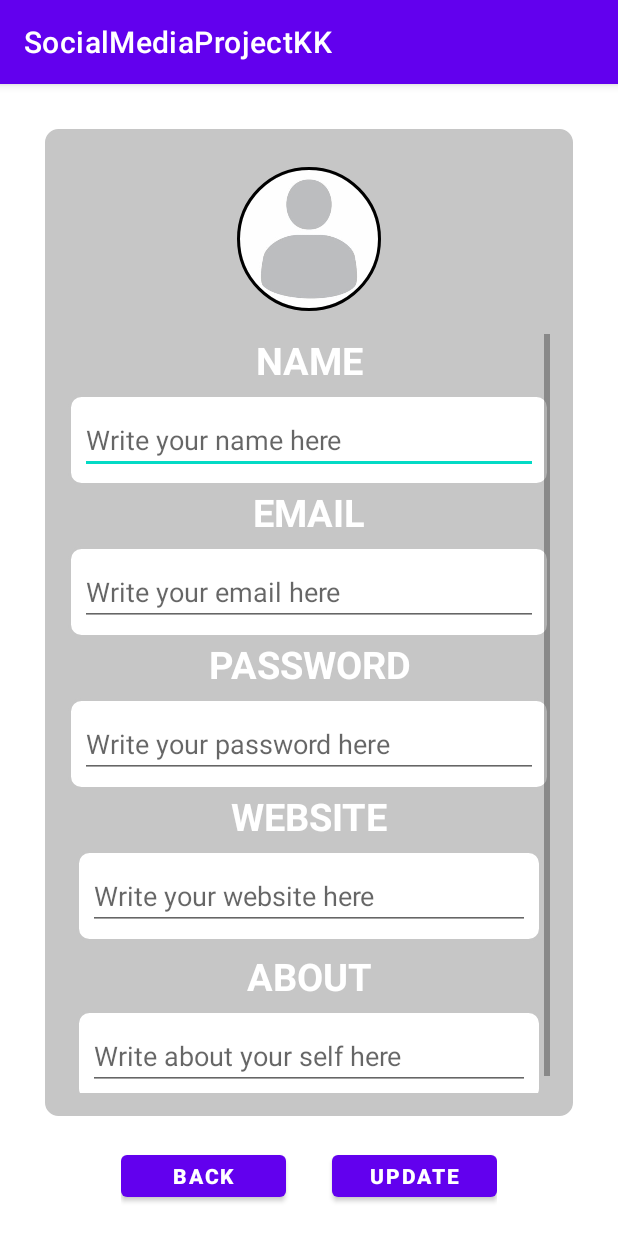
After one commit to Abdulrauof-AlArfaj/SocialMediaProjectKK, an Android app: the ProfileActivity screen opened directly, with no data from a screen before it, on a phone screen of 412 x 824 dp. The commit adds this screen. Run offline under Robolectric (Android 15) with nearby library versions, the phone set to English and light mode, and no system bars; our stand-ins replace CircleImageView.

Commit message:
creating (profile activity) class & xml
adding CircleImageView dependency in gradle

added confirm password and img url to signup

adding profile picture in drawable

```diff
--- a/app/build.gradle
+++ b/app/build.gradle
@@ -53,4 +53,7 @@ dependencies {
     implementation 'com.squareup.okhttp3:logging-interceptor:4.2.2'
 
 
+    //CircleImageView
+    implementation 'de.hdodenhof:circleimageview:3.1.0'
+
 }
--- /dev/null
+++ b/app/src/main/java/com/example/socialmediaprojectkk/ProfileActivity.kt
@@ -0,0 +1,11 @@
+package com.example.socialmediaprojectkk
+
+import androidx.appcompat.app.AppCompatActivity
+import android.os.Bundle
+
+class ProfileActivity : AppCompatActivity() {
+    override fun onCreate(savedInstanceState: Bundle?) {
+        super.onCreate(savedInstanceState)
+        setContentView(R.layout.activity_profile)
+    }
+}
--- /dev/null
+++ b/app/src/main/res/layout/activity_profile.xml
@@ -0,0 +1,236 @@
+<?xml version="1.0" encoding="utf-8"?>
+<androidx.constraintlayout.widget.ConstraintLayout xmlns:android="http://schemas.android.com/apk/res/android"
+    xmlns:app="http://schemas.android.com/apk/res-auto"
+    xmlns:tools="http://schemas.android.com/tools"
+    android:layout_width="match_parent"
+    android:layout_height="match_parent"
+    tools:context=".ProfileActivity">
+
+
+    <LinearLayout
+        android:id="@+id/signupLay"
+        android:layout_width="match_parent"
+        android:layout_height="0dp"
+        android:orientation="vertical"
+        android:gravity="center"
+        android:layout_marginTop="30dp"
+        android:layout_marginEnd="30dp"
+        android:layout_marginStart="30dp"
+        android:layout_marginBottom="20dp"
+        android:background="@drawable/layout_style"
+        android:padding="15dp"
+        app:layout_constraintStart_toStartOf="parent"
+        app:layout_constraintTop_toTopOf="parent"
+        app:layout_constraintBottom_toTopOf="@+id/btnLay"
+        app:layout_constraintEnd_toEndOf="parent">
+
+        <de.hdodenhof.circleimageview.CircleImageView
+            android:id="@+id/profileImage"
+            android:layout_width="96dp"
+            android:layout_height="96dp"
+            android:layout_marginBottom="10dp"
+            android:layout_marginTop="10dp"
+            android:src="@drawable/profile"
+            app:civ_border_width="2dp"
+            app:civ_border_color="@color/black"/>
+
+        <ScrollView
+            android:layout_width="match_parent"
+            android:layout_height="match_parent"
+            android:layout_marginTop="5dp"
+            >
+
+            <LinearLayout
+                android:layout_width="match_parent"
+                android:layout_height="wrap_content"
+                android:orientation="vertical"
+                >
+
+                <TextView
+                    android:id="@+id/nameTv"
+                    android:layout_width="match_parent"
+                    android:layout_height="wrap_content"
+                    android:text="NAME"
+                    android:textAlignment="center"
+                    android:textColor="@color/white"
+                    android:textSize="25dp"
+                    android:textStyle="bold" />
+
+                <LinearLayout
+                    android:id="@+id/nameLay"
+                    android:layout_width="match_parent"
+                    android:layout_height="wrap_content"
+                    android:layout_marginTop="5dp"
+                    android:background="@drawable/layout_style2"
+                    android:orientation="vertical">
+
+                    <EditText
+                        android:id="@+id/nameEt"
+                        android:layout_width="match_parent"
+                        android:layout_height="wrap_content"
+                        android:layout_margin="8dp"
+                        android:hint="Write your name here"
+                        />
+                </LinearLayout>
+
+                <TextView
+                    android:id="@+id/emailTv"
+                    android:layout_width="match_parent"
+                    android:layout_height="wrap_content"
+                    android:text="EMAIL"
+                    android:textAlignment="center"
+                    android:textColor="@color/white"
+                    android:textSize="25dp"
+                    android:textStyle="bold" />
+
+                <LinearLayout
+                    android:id="@+id/emailLay"
+                    android:layout_width="match_parent"
+                    android:layout_height="wrap_content"
+                    android:layout_marginTop="5dp"
+                    android:background="@drawable/layout_style2"
+                    android:orientation="vertical">
+
+                    <EditText
+                        android:id="@+id/emailEt"
+                        android:layout_width="match_parent"
+                        android:layout_height="wrap_content"
+                        android:layout_margin="8dp"
+                        android:hint="Write your email here"
+
+                        android:inputType="textEmailAddress"
+                        />
+                </LinearLayout>
+
+                <TextView
+                    android:id="@+id/passTv"
+                    android:layout_width="match_parent"
+                    android:layout_height="wrap_content"
+                    android:text="PASSWORD"
+                    android:textAlignment="center"
+                    android:textColor="@color/white"
+                    android:textSize="25dp"
+                    android:textStyle="bold" />
+
+                <LinearLayout
+                    android:id="@+id/passLay"
+                    android:layout_width="match_parent"
+                    android:layout_height="wrap_content"
+                    android:layout_marginTop="5dp"
+                    android:background="@drawable/layout_style2"
+                    android:orientation="vertical">
+
+                    <EditText
+                        android:id="@+id/passEt"
+                        android:layout_width="match_parent"
+                        android:layout_height="wrap_content"
+                        android:layout_margin="8dp"
+                        android:hint="Write your password here"
+                        />
+                </LinearLayout>
+
+                <TextView
+                    android:id="@+id/webTv"
+                    android:layout_width="match_parent"
+                    android:layout_height="wrap_content"
+                    android:text="WEBSITE"
+                    android:textAlignment="center"
+                    android:textColor="@color/white"
+                    android:textSize="25dp"
+                    android:textStyle="bold" />
+
+                <LinearLayout
+                    android:id="@+id/webLay"
+                    android:layout_width="match_parent"
+                    android:layout_height="wrap_content"
+                    android:layout_margin="5dp"
+                    android:background="@drawable/layout_style2"
+                    android:orientation="vertical">
+
+                    <EditText
+                        android:id="@+id/webEt"
+                        android:layout_width="match_parent"
+                        android:layout_height="wrap_content"
+                        android:layout_margin="8dp"
+                        android:hint="Write your website here"
+                        />
+
+                </LinearLayout>
+
+                <TextView
+                    android:id="@+id/aboutTv"
+                    android:layout_width="match_parent"
+                    android:layout_height="wrap_content"
+                    android:text="ABOUT"
+                    android:textAlignment="center"
+                    android:textColor="@color/white"
+                    android:textSize="25dp"
+                    android:textStyle="bold" />
+
+                <LinearLayout
+                    android:id="@+id/aboutLay"
+                    android:layout_width="match_parent"
+                    android:layout_height="wrap_content"
+                    android:layout_margin="5dp"
+                    android:background="@drawable/layout_style2"
+                    android:orientation="vertical">
+
+                    <ScrollView
+                        android:layout_width="match_parent"
+                        android:layout_height="match_parent">
+
+                        <LinearLayout
+                            android:layout_width="match_parent"
+                            android:layout_height="wrap_content"
+                            android:orientation="vertical" >
+
+                            <EditText
+                                android:id="@+id/aboutEt"
+                                android:layout_width="match_parent"
+                                android:layout_height="wrap_content"
+                                android:layout_margin="8dp"
+                                android:hint="Write about your self here"
+                                />
+                        </LinearLayout>
+                    </ScrollView>
+
+                </LinearLayout>
+            </LinearLayout>
+        </ScrollView>
+    </LinearLayout>
+
+    <LinearLayout
+        android:id="@+id/btnLay"
+        android:layout_width="wrap_content"
+        android:layout_height="wrap_content"
+        android:orientation="horizontal"
+        android:layout_marginBottom="20dp"
+        app:layout_constraintBottom_toBottomOf="parent"
+        app:layout_constraintEnd_toEndOf="parent"
+        app:layout_constraintStart_toStartOf="parent">
+
+        <Button
+            android:id="@+id/backBtn"
+            android:layout_width="110dp"
+            android:layout_height="40dp"
+            android:layout_centerHorizontal="true"
+            android:layout_weight="1"
+            android:onClick="onClick"
+            android:text="BACK"
+            android:layout_marginEnd="15dp"
+            android:textAllCaps="false"
+            android:textStyle="bold" />
+
+        <Button
+            android:id="@+id/updateBtn"
+            android:layout_width="110dp"
+            android:layout_height="40dp"
+            android:layout_centerHorizontal="true"
+            android:onClick="onClick"
+            android:text="UPDATE"
+            android:layout_marginStart="15dp"
+            android:textAllCaps="false"
+            android:textStyle="bold" />
+    </LinearLayout>
+
+</androidx.constraintlayout.widget.ConstraintLayout>
--- a/app/src/main/res/layout/activity_signup.xml
+++ b/app/src/main/res/layout/activity_signup.xml
@@ -19,6 +19,17 @@
         app:layout_constraintBottom_toTopOf="@+id/signupBtn"
         app:layout_constraintEnd_toEndOf="parent">
 
+
+        <ScrollView
+            android:layout_width="match_parent"
+            android:layout_height="wrap_content">
+
+            <LinearLayout
+                android:layout_width="match_parent"
+                android:layout_height="wrap_content"
+                android:orientation="vertical" >
+
+
         <TextView
             android:id="@+id/nameTv"
             android:layout_width="match_parent"
@@ -27,6 +38,7 @@
             android:textSize="20dp"
             android:textStyle="bold"
             android:textAlignment="center" />
+
 
         <LinearLayout
             android:id="@+id/nameLay"
@@ -44,6 +56,8 @@
                 android:hint="Write your name here"
                 android:layout_margin="10dp"
                 />
+
+
             <TextView
                 android:id="@+id/nameConstrain"
                 android:layout_width="match_parent"
@@ -81,7 +95,9 @@
                 android:layout_width="match_parent"
                 android:layout_height="wrap_content"
                 android:hint="Write your email here"
-                android:layout_margin="10dp" />
+                android:layout_margin="10dp"
+                android:inputType="textEmailAddress"
+                />
             <TextView
                 android:id="@+id/emailConstrain"
                 android:layout_width="match_parent"
@@ -92,6 +108,35 @@
                 android:layout_margin="3dp"
                 android:visibility="invisible" />
         </LinearLayout>
+
+                <TextView
+                    android:id="@+id/imageUrlTv"
+                    android:layout_width="match_parent"
+                    android:layout_height="wrap_content"
+                    android:text="Image Url"
+                    android:textSize="20dp"
+                    android:layout_marginTop="5dp"
+                    android:textStyle="bold"
+                    android:textAlignment="center" />
+
+                <LinearLayout
+                    android:id="@+id/imageUrlLay"
+                    android:layout_marginTop="5dp"
+                    android:layout_width="match_parent"
+                    android:layout_height="wrap_content"
+                    android:orientation="vertical"
+                    android:background="@drawable/layout_style2"
+                    >
+
+                    <EditText
+                        android:id="@+id/imageUrlEt"
+                        android:layout_width="match_parent"
+                        android:layout_height="wrap_content"
+                        android:hint="Write your Image Url here"
+                        android:layout_margin="10dp"
+                        />
+
+                </LinearLayout>
 
         <TextView
             android:id="@+id/passTv"
@@ -158,7 +203,11 @@
                 android:layout_margin="10dp"
                 android:inputType="textPassword"
                 />
+
+
         </LinearLayout>
+            </LinearLayout>
+        </ScrollView>
     </LinearLayout>
 
     <Button
```
Also changed, not shown: app/src/main/AndroidManifest.xml (+10 -2 lines), app/src/main/res/drawable-v24/profile.jpg (added).
